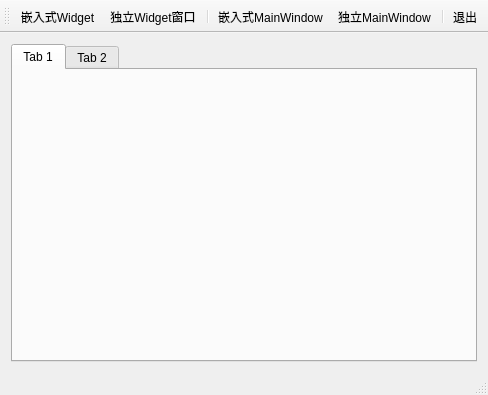
This is MultiWinDesign/qwmainwindow.ui in MarJoSong/Qt_Project as Qt 5 draws it before an edit. The edited form follows.
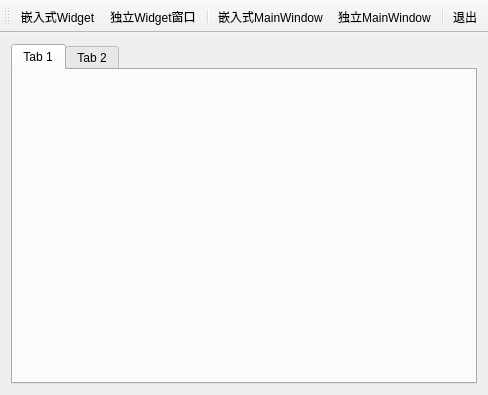
This is the edited form. Icons and pictures are not drawn.

The edit to the form file:
```diff
--- a/MultiWinDesign/qwmainwindow.ui
+++ b/MultiWinDesign/qwmainwindow.ui
@@ -17,6 +17,12 @@
    <layout class="QGridLayout" name="gridLayout">
     <item row="0" column="0">
      <widget class="QTabWidget" name="tabWidget">
+      <property name="currentIndex">
+       <number>0</number>
+      </property>
+      <property name="tabsClosable">
+       <bool>false</bool>
+      </property>
       <widget class="QWidget" name="tab">
        <attribute name="title">
         <string>Tab 1</string>
@@ -59,7 +65,6 @@
    <addaction name="separator"/>
    <addaction name="action"/>
   </widget>
-  <widget class="QStatusBar" name="statusBar"/>
   <action name="actWidgetInsite">
    <property name="icon">
     <iconset resource="res.qrc">
```
Left out of the diff: 23 changed lines with no effect on the pictures.
